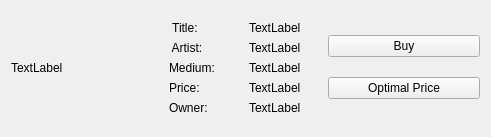
Qt form customlistitemform.ui (PranaySPatil/Art-Store-Management-System) before a commit.
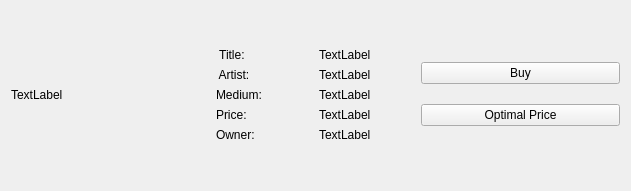
The same form after that commit.

Patch:
```diff
--- a/customlistitemform.ui
+++ b/customlistitemform.ui
@@ -6,8 +6,8 @@
    <rect>
     <x>0</x>
     <y>0</y>
-    <width>491</width>
-    <height>137</height>
+    <width>631</width>
+    <height>191</height>
    </rect>
   </property>
   <property name="windowTitle">
```
